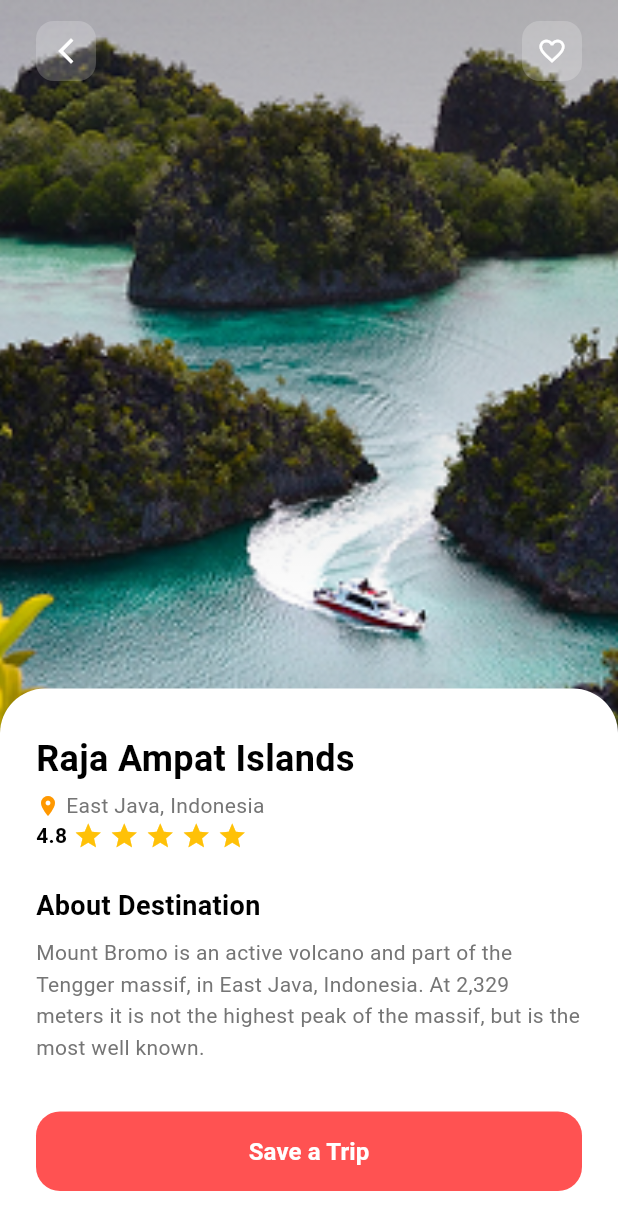
After one commit to petereog/travella, a Flutter app: the screen it shows after launch, after a tap on "Ranu Kumbolo", on a phone screen of 412 x 824 dp. The commit adds this screen. Shown: the top 1230 px of the screen. Run offline on Flutter 3.47's test engine with Material 3 defaults, Android fonts, the phone set to English and light mode, and no system bars; our stand-ins replace flutter_svg.

Commit message:
finished the details-page

```diff
--- /dev/null
+++ b/lib/features/detail/view/page/detail_screen.dart
@@ -0,0 +1,164 @@
+import 'package:flutter/material.dart';
+
+class DetailScreen extends StatelessWidget {
+  const DetailScreen({super.key});
+
+  @override
+  Widget build(BuildContext context) {
+    return Scaffold(
+      body: Stack(
+        children: [
+          // Background Image
+          Positioned.fill(
+            child: Image.asset(
+              'assets/images/background.png',
+              fit: BoxFit.cover,
+            ),
+          ),
+          // Gradient for better readability
+          Positioned.fill(
+            child: Container(
+              decoration: BoxDecoration(
+                gradient: LinearGradient(
+                  begin: Alignment.topCenter,
+                  end: Alignment.bottomCenter,
+                  colors: [
+                    Colors.black.withOpacity(0.3),
+                    Colors.transparent,
+                    Colors.black.withOpacity(0.7),
+                  ],
+                ),
+              ),
+            ),
+          ),
+          // Top App Bar - Inside SafeArea and Padding
+          SafeArea(
+            child: Padding(
+              padding: const EdgeInsets.symmetric(horizontal: 20, vertical: 10),
+              child: Row(
+                mainAxisAlignment: MainAxisAlignment.spaceBetween,
+                children: [
+                  IconButton(
+                    onPressed: () => Navigator.pop(context),
+                    icon: const Icon(Icons.arrow_back_ios_new, color: Colors.white, size: 20),
+                    style: IconButton.styleFrom(
+                      backgroundColor: Colors.white.withOpacity(0.2),
+                      shape: RoundedRectangleBorder(borderRadius: BorderRadius.circular(12)),
+                    ),
+                  ),
+                  IconButton(
+                    onPressed: () {},
+                    icon: const Icon(Icons.favorite_border, color: Colors.white, size: 20),
+                    style: IconButton.styleFrom(
+                      backgroundColor: Colors.white.withOpacity(0.2),
+                      shape: RoundedRectangleBorder(borderRadius: BorderRadius.circular(12)),
+                    ),
+                  ),
+                ],
+              ),
+            ),
+          ),
+          // Bottom Info Section - Outside of SafeArea/Padding to fill width
+          Align(
+            alignment: Alignment.bottomCenter,
+            child: Container(
+              width: double.infinity,
+              padding: const EdgeInsets.symmetric(horizontal: 24, vertical: 30),
+              decoration: const BoxDecoration(
+                color: Colors.white,
+                borderRadius: BorderRadius.only(
+                  topLeft: Radius.circular(30),
+                  topRight: Radius.circular(30),
+                ),
+              ),
+              child: Column(
+                mainAxisSize: MainAxisSize.min,
+                crossAxisAlignment: CrossAxisAlignment.start,
+                children: [
+                  Row(
+                    mainAxisAlignment: MainAxisAlignment.spaceBetween,
+                    children: [
+                      Column(
+                        crossAxisAlignment: CrossAxisAlignment.start,
+                        children: [
+                          const Text(
+                            'Raja Ampat Islands',
+                            style: TextStyle(
+                              fontSize: 24,
+                              fontWeight: FontWeight.bold,
+                              color: Colors.black,
+                            ),
+                          ),
+                          const SizedBox(height: 4),
+                          Row(
+                            children: [
+                              const Icon(Icons.location_on, color: Colors.orange, size: 16),
+                              const SizedBox(width: 4),
+                              Text(
+                                'East Java, Indonesia',
+                                style: TextStyle(color: Colors.grey[600], fontSize: 14),
+                              ),
+                            ],
+                          ),
+                        ],
+                      )
+            ]
+                  ),
+
+    const Row(
+    children: [
+      Text('4.8', style: TextStyle(fontWeight: FontWeight.bold, color: Colors.black)),
+      SizedBox(width: 4),
+    Icon(Icons.star, color: Colors.amber, size: 20),
+      SizedBox(width: 4),
+      Icon(Icons.star, color: Colors.amber, size: 20),
+      SizedBox(width: 4),
+      Icon(Icons.star, color: Colors.amber, size: 20),
+      SizedBox(width: 4),
+      Icon(Icons.star, color: Colors.amber, size: 20),
+      SizedBox(width: 4),
+      Icon(Icons.star, color: Colors.amber, size: 20),
+
+
+    ],
+    ),
+                  const SizedBox(height: 24),
+
+                  const Text(
+                    'About Destination',
+                    style: TextStyle(fontSize: 18, fontWeight: FontWeight.bold, color: Colors.black),
+                  ),
+                  const SizedBox(height: 8),
+                  Text(
+                    'Mount Bromo is an active volcano and part of the Tengger massif, in East Java, Indonesia. At 2,329 meters it is not the highest peak of the massif, but is the most well known.',
+                    style: TextStyle(color: Colors.grey[600], fontSize: 14, height: 1.5),
+                  ),
+                  const SizedBox(height: 32),
+                      SizedBox(
+                        width: double.infinity,
+                        child: ElevatedButton(
+                          onPressed: () {},
+                          style: ElevatedButton.styleFrom(
+                            backgroundColor: Colors.redAccent,
+                            foregroundColor: Colors.white,
+                            padding: const EdgeInsets.symmetric(horizontal: 40, vertical: 15),
+                            shape: RoundedRectangleBorder(
+                              borderRadius: BorderRadius.circular(16),
+                            ),
+                            elevation: 0,
+                          ),
+                          child: const Text(
+                            'Save a Trip',
+                            style: TextStyle(fontSize: 16, fontWeight: FontWeight.bold),
+                          ),
+                        ),
+                      ),
+                    ],
+                        ),
+                        ),
+          )
+        ],
+      ),
+    );
+  }
+}
--- a/lib/features/home/view/widget/city_widget.dart
+++ b/lib/features/home/view/widget/city_widget.dart
@@ -1,11 +1,19 @@
 import 'package:flutter/material.dart';
+import 'package:travella/features/detail/view/page/detail_screen.dart';
 
 class CityWidget extends StatelessWidget {
   const CityWidget({super.key});
 
   @override
   Widget build(BuildContext context) {
-    return Container(
+    return GestureDetector(
+      onTap: () {
+        Navigator.push(
+          context,
+          MaterialPageRoute(builder: (context) => const DetailScreen()),
+        );
+      },
+      child: Container(
        height: 180,
       width: 195,
       decoration: BoxDecoration(
@@ -54,6 +62,7 @@ const SizedBox(height: 5,),
       )
 
 
+      ),
     );
   }
 }
```
Lines whose indentation alone changed are shown as unchanged.
